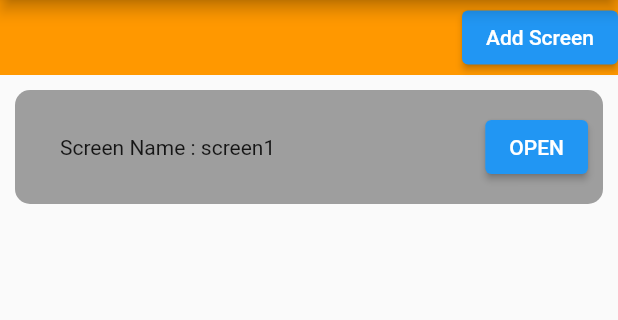
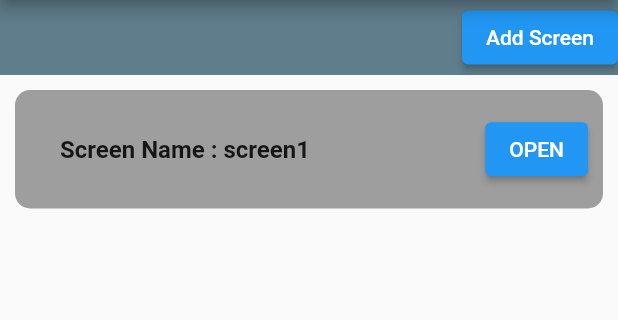
Before and after one commit to WebEngage/we-personalization-flutter, a Flutter app: the CustomInlineScreen screen opened by its route, on a phone screen of 412 x 824 dp, the part 84-404 px from its top. Run offline on Flutter 3.47's test engine with Material 2 defaults, Android fonts, the phone set to English and light mode, and no system bars; our stand-ins replace plugin_platform_interface, shared_preferences; missing offline and left inert: dart:ffi, webengage_flutter; accounts and stored records are empty; network calls fail.

```diff
--- a/example/lib/src/models/customScreen/CustomModel.dart
+++ b/example/lib/src/models/customScreen/CustomModel.dart
@@ -3,7 +3,7 @@ class CustomModel {
   List<CustomWidgetData> list = [];
   String screenName = "";
   String event = "";
-
+  bool isRecycledView = false;
   CustomModel();
 
   factory CustomModel.fromJson(Map<String, dynamic> parsedJson) {
@@ -11,6 +11,7 @@ class CustomModel {
     customModel.listSize = parsedJson["listSize"] ?? -1;
     customModel.screenName = parsedJson["screenName"] ?? "";
     customModel.event = parsedJson["event"] ?? "";
+    customModel.isRecycledView = parsedJson["isRecycledView"] ?? false;
     if (parsedJson["list"] != null) {
       parsedJson["list"].forEach((v) {
         customModel.list.add(CustomWidgetData.fromJson(v));
@@ -27,6 +28,7 @@ class CustomModel {
       "listSize": listSize,
       "event":event,
       "screenName": screenName,
+      "isRecycledView":isRecycledView,
       "list": list.map<Map<String, dynamic>>((data) => data.toJson()).toList(),
     };
   }
--- a/example/lib/src/screens/CustomScreen.dart
+++ b/example/lib/src/screens/CustomScreen.dart
@@ -9,8 +9,10 @@ import 'package:flutter_personalization_sdk_example/src/widgets/customWidgets/Cu
 
 class CustomInlineScreen extends StatefulWidget {
   bool isDialog = false;
+  String? hideScreen = null;
 
-  CustomInlineScreen({Key? key, this.isDialog = false}) : super(key: key);
+  CustomInlineScreen({Key? key, this.isDialog = false, this.hideScreen})
+      : super(key: key);
 
   @override
   State<CustomInlineScreen> createState() => _CustomInlineScreenState();
@@ -26,9 +28,7 @@ class _CustomInlineScreenState extends State<CustomInlineScreen> {
 
   @override
   Widget build(BuildContext context) {
-    return widget.isDialog
-        ? _body()
-        : BaseScreen(body: _body());
+    return widget.isDialog ? _body() : BaseScreen(body: _body());
   }
 
   Widget _body() {
@@ -40,11 +40,12 @@ class _CustomInlineScreenState extends State<CustomInlineScreen> {
               ? SizedBox()
               : Container(
                   height: 50,
-                  color: Colors.orange,
+                  color: Colors.blueGrey,
                   child: Row(
                     mainAxisAlignment: MainAxisAlignment.spaceBetween,
                     children: [
-                      screenType == ScreenType.detail ? IconButton(
+                      screenType == ScreenType.detail
+                          ? IconButton(
                               onPressed: () {
                                 if (screenType == ScreenType.detail) {
                                   setState(() {
@@ -52,7 +53,8 @@ class _CustomInlineScreenState extends State<CustomInlineScreen> {
                                   });
                                 }
                               },
-                          icon: Icon(Icons.arrow_back)) : SizedBox(),
+                              icon: Icon(Icons.arrow_back))
+                          : SizedBox(),
                       screenType == ScreenType.list
                           ? ElevatedButton(
                               onPressed: () {
@@ -67,10 +69,14 @@ class _CustomInlineScreenState extends State<CustomInlineScreen> {
                 ),
           Expanded(
             child: screenType == ScreenType.list
-                ? ListView.builder(
+                ? Container(
+                  child: ListView.builder(
                       shrinkWrap: true,
                       itemCount: list.length,
                       itemBuilder: (context, i) {
+                        if (list[i].screenName == widget.hideScreen) {
+                          return SizedBox();
+                        } else {
                           return InkWell(
                             onTap: () {
                               if (widget.isDialog) return;
@@ -84,8 +90,7 @@ class _CustomInlineScreenState extends State<CustomInlineScreen> {
                               margin: EdgeInsets.all(10),
                               decoration: BoxDecoration(
                                   color: Colors.grey,
-                            borderRadius: BorderRadius.circular(10)
-                          ),
+                                  borderRadius: BorderRadius.circular(10)),
                               child: Row(
                                 mainAxisSize: MainAxisSize.max,
                                 mainAxisAlignment: MainAxisAlignment.spaceBetween,
@@ -93,13 +98,17 @@ class _CustomInlineScreenState extends State<CustomInlineScreen> {
                                   Expanded(
                                     child: Container(
                                       padding: EdgeInsets.all(20),
-                                  child:
-                                      Text("Screen Name : ${list[i].screenName}"),
+                                      child: Text(
+                                        "Screen Name : ${list[i].screenName}",
+                                        style: TextStyle(
+                                            fontWeight: FontWeight.bold,
+                                            fontSize: 16),
+                                      ),
                                     ),
                                   ),
                                   ElevatedButton(
                                       onPressed: () {
-                                    if(widget.isDialog){
+                                        if (widget.isDialog) {
                                           Navigator.of(context).pop();
                                         }
                                         ScreenNavigator.gotoCustomListScreen(
@@ -110,7 +119,9 @@ class _CustomInlineScreenState extends State<CustomInlineScreen> {
                               ),
                             ),
                           );
-                    })
+                        }
+                      }),
+                )
                 : Container(
                     child: CustomModelWidget(
                       save: _save,
--- /dev/null
+++ b/example/lib/src/utils/Logger.dart
@@ -0,0 +1,7 @@
+class Logger{
+
+  static void v(text){
+    print("EXAMPLE APP : $text");
+  }
+
+}
--- a/example/lib/src/utils/ScreenNavigator.dart
+++ b/example/lib/src/utils/ScreenNavigator.dart
@@ -4,10 +4,10 @@ import 'package:flutter_personalization_sdk_example/src/screens/CustomListScreen
 import 'package:flutter_personalization_sdk_example/src/screens/HomeScreen.dart';
 
 class ScreenNavigator {
-  static const SCREEN_HOME = "screen_home";
+  static const SCREEN_HOME = "screen_home_1";
   static const SCREEN_LIST = "screen_list";
-  static const SCREEN_DETAIL = "screen_detail";
-  static const SCREEN_CUSTOM = "screen_custom";
+  static const SCREEN_DETAIL = "screen_detail_123";
+  static const SCREEN_CUSTOM = "screen_custom_123";
 
   static void gotoListScreen(context) {
     _gotoScreen(context, SCREEN_LIST);
--- a/lib/src/widget/InlineWidget.dart
+++ b/lib/src/widget/InlineWidget.dart
@@ -86,7 +86,7 @@ class WEGInlineViewController {
   }
 
   Future _platformCallHandler(MethodCall call) async {
-    Logger.v("_platformCallHandler ${call.method}");
+    Logger.v("_platformCallHandler ${call.method} ${wegInline.id}");
     DataRegistry().platformCallHandler(call, wegInline);
   }
 }
--- a/lib/src/widget/WEGInlineWidget.dart
+++ b/lib/src/widget/WEGInlineWidget.dart
@@ -47,6 +47,7 @@ class _WEGInlineWidgetState extends State<WEGInlineWidget>
         androidPropertyID: widget.androidPropertyId,
         iosPropertyId: widget.iosPropertyId,
         wePlaceholderCallback: this);
+    Logger.v("WEGINLINEVIEW ID ${wegInline?.id}");
   }
 
   @override
@@ -80,7 +81,7 @@ class _WEGInlineWidgetState extends State<WEGInlineWidget>
   }
 
   @override
-  bool get wantKeepAlive => true;
+  bool get wantKeepAlive => false;
 
   @override
   void onDataReceived(data) {
@@ -109,12 +110,10 @@ class _WEGInlineWidgetState extends State<WEGInlineWidget>
 
   @override
   void onRendered(data) {
-    if (Platform.isAndroid) {
       if (defaultViewHeight != widget.viewHeight) {
         setState(() {
           defaultViewHeight = widget.viewHeight;
         });
-      }
     }
 
     super.onRendered(data);
```
Also changed, not shown: example/lib/main.dart (+5 -3 lines), example/lib/src/screens/CustomListScreen.dart (+61 -26 lines), example/lib/src/screens/HomeScreen.dart (+7 -7 lines), example/lib/src/widgets/customWidgets/CustomModelWidget.dart (+44 -10 lines), lib/src/model/WECampaignData.dart (+19 -0 lines), 3 other files. Lines whose indentation alone changed are shown as unchanged.
